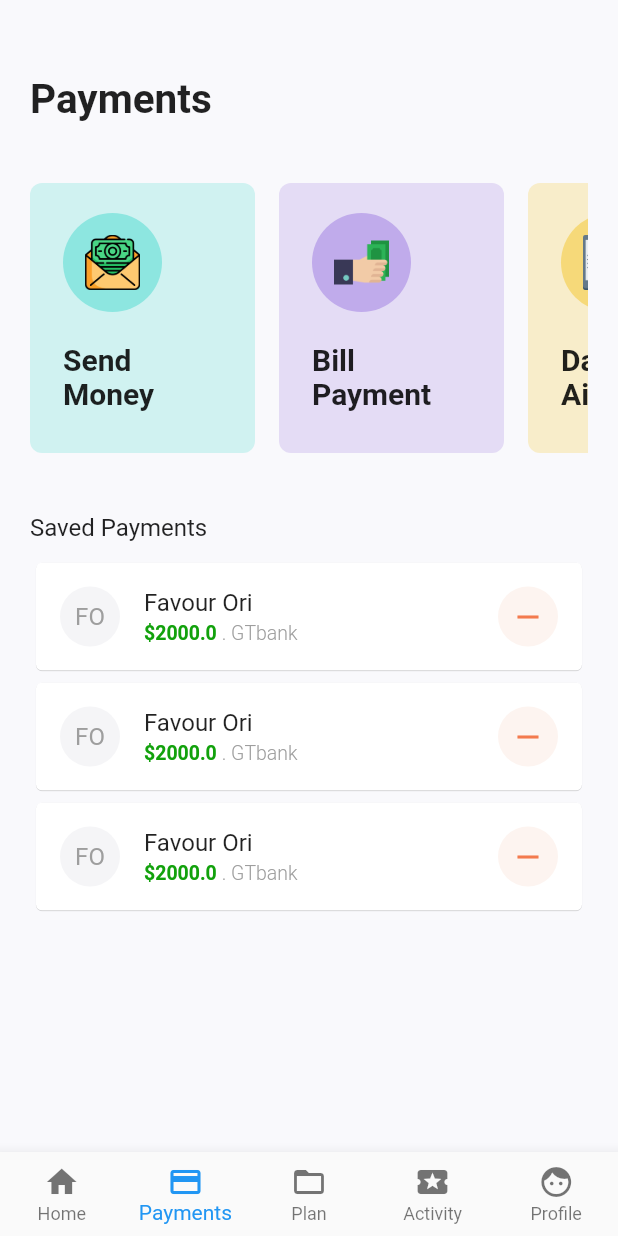
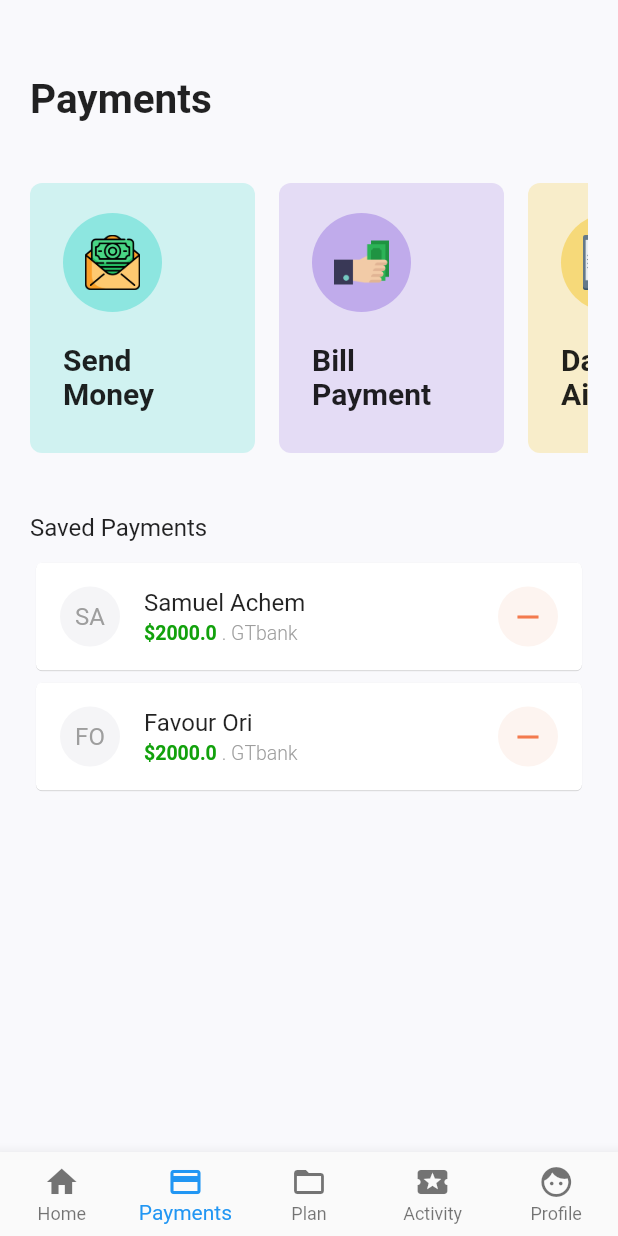
Before and after one commit to favourori/bankingapp-ui-design, a Flutter app: the screen it shows after launch, item 2 of the bottom bar chosen, on a phone screen of 412 x 824 dp. Run offline on Flutter 3.47's test engine with Material 2 defaults, Android fonts, the phone set to English and light mode, and no system bars.

Commit message:
made card generic

```diff
--- a/lib/payment.dart
+++ b/lib/payment.dart
@@ -34,9 +34,20 @@ class Payment extends StatelessWidget {
             SizedBox(
               height: 10.0,
             ),
-            RecentPayment(),
-            RecentPayment(),
-            RecentPayment(),
+            RecentPayment(
+              title: "Samuel Achem",
+              iconText: "SA",
+              trailingIconBackground: Color(0xFFFDF4F0),
+              trailingIconColor: Color(0xFFF37A4E),
+              trailingIcon: Icons.remove,
+            ),
+            RecentPayment(
+              title: "Favour Ori",
+              iconText: "FO",
+              trailingIconBackground: Color(0xFFFDF4F0),
+              trailingIconColor: Color(0xFFF37A4E),
+              trailingIcon: Icons.remove,
+            ),
           ],
         ),
       ),
@@ -45,9 +56,21 @@ class Payment extends StatelessWidget {
 }
 
 class RecentPayment extends StatelessWidget {
-  const RecentPayment({
-    Key key,
-  }) : super(key: key);
+  final title;
+  final subtitle1;
+  final subtitle2;
+  final iconText;
+  final trailingIconBackground;
+  final trailingIcon;
+  final trailingIconColor;
+  RecentPayment(
+      {this.title,
+      this.subtitle1,
+      this.subtitle2,
+      this.iconText,
+      this.trailingIcon,
+      this.trailingIconBackground,
+      this.trailingIconColor});
 
   @override
   Widget build(BuildContext context) {
@@ -55,9 +78,9 @@ class RecentPayment extends StatelessWidget {
       elevation: 0.2,
       child: Container(
         child: ListTile(
-          title: Text("Favour Ori"),
+          title: Text(title),
           leading: CircleAvatar(
-            child: Text("FO"),
+            child: Text(iconText),
             backgroundColor: Color(0xFFF5F5F7),
             foregroundColor: Colors.grey,
           ),
@@ -77,9 +100,9 @@ class RecentPayment extends StatelessWidget {
             ),
           ),
           trailing: CircleAvatar(
-            child: Icon(Icons.remove),
-            backgroundColor: Color(0xFFFDF4F0),
-            foregroundColor: Color(0xFFF37A4E),
+            child: Icon(trailingIcon),
+            backgroundColor: trailingIconBackground,
+            foregroundColor: trailingIconColor,
           ),
         ),
       ),
```
